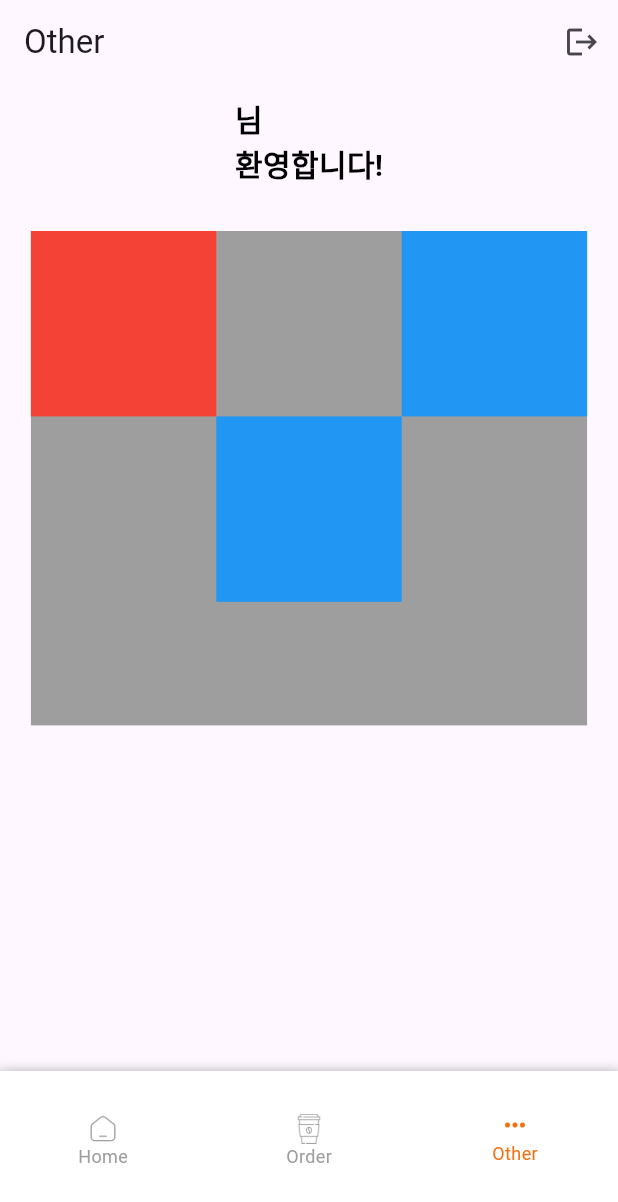
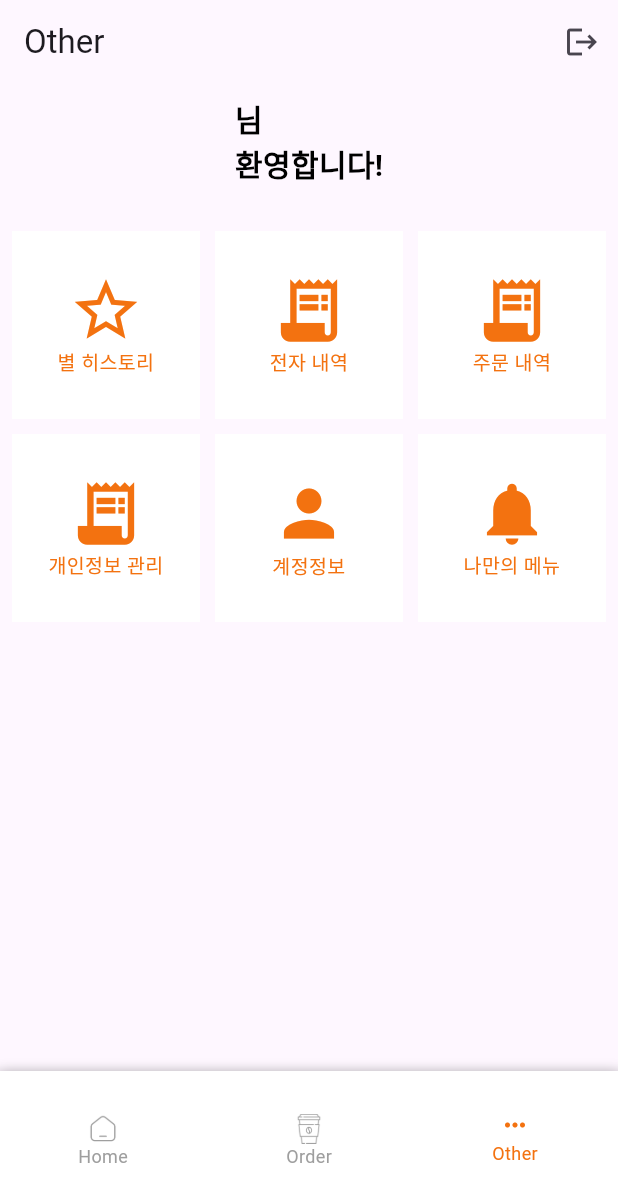
Before and after one commit to Deokwon-Kim/cafe_order_system, a Flutter app: the screen it shows once a user with an empty profile is signed in, item 3 of the bottom bar chosen, on a phone screen of 412 x 824 dp. Shown: the top 1202 px of the screen. Run offline on Flutter 3.47's test engine with Material 3 defaults, Android fonts, the phone set to English and light mode, and no system bars; our stand-ins replace badges, cloud_firestore, firebase_auth, firebase_core, flutter_local_notifications; missing offline and left inert: tosspayments_widget_sdk_flutter; accounts and stored records are empty.

Commit message:
기타 페이지의 그리드 레이아웃을 개선하고 메뉴 항목을 추가하여 사용자 인터페이스를 향상시킴

```diff
--- a/lib/pages/other_page.dart
+++ b/lib/pages/other_page.dart
@@ -9,7 +9,15 @@ class OtherPage extends StatelessWidget {
   @override
   Widget build(BuildContext context) {
     final username = Provider.of<UserProvider>(context).username;
-    final size = MediaQuery.of(context).size;
+
+    final List<Widget> gridItems = [
+      menuItem('별 히스토리', Color(0xfff37210), Icon(Icons.star_border)),
+      menuItem('전자 내역', Color(0xfff37210), Icon(Icons.receipt_long)),
+      menuItem('주문 내역', Color(0xfff37210), Icon(Icons.receipt_long)),
+      menuItem('개인정보 관리', Color(0xfff37210), Icon(Icons.receipt_long)),
+      menuItem('계정정보', Color(0xfff37210), Icon(Icons.person)),
+      menuItem('나만의 메뉴', Color(0xfff37210), Icon(Icons.notifications)),
+    ];
 
     return Scaffold(
       appBar: AppBar(
@@ -39,33 +47,13 @@ class OtherPage extends StatelessWidget {
                 ),
               ),
               SizedBox(height: 30),
-              Container(
-                color: Colors.grey,
-                width: size.width * 0.9,
-                height: size.height * 0.4,
-                child: GridView(
-                  gridDelegate: SliverGridDelegateWithFixedCrossAxisCount(
-                    crossAxisCount: 3,
-                  ),
-                  children: [
-                    Container(
-                      width: size.width * 0.8,
-                      height: size.height * 0.9,
-                      color: Colors.red,
-                    ),
-                    SizedBox(width: 50),
-                    Container(
-                      width: size.width * 0.5,
-                      height: size.height * 0.5,
-                      color: Colors.blue,
-                    ),
-                    SizedBox(height: 30),
-                    Container(
-                      width: size.width * 0.5,
-                      height: size.height * 0.5,
-                      color: Colors.blue,
-                    ),
-                  ],
+              SizedBox(
+                height: 300,
+                child: GridView.count(
+                  crossAxisCount: 3,
+                  crossAxisSpacing: 10,
+                  mainAxisSpacing: 10,
+                  children: gridItems,
                 ),
               ),
             ],
@@ -75,3 +63,24 @@ class OtherPage extends StatelessWidget {
     );
   }
 }
+
+Widget menuItem(String title, Color color, Icon icon) {
+  return GestureDetector(
+    onTap: () {},
+    child: Container(
+      decoration: BoxDecoration(color: Colors.white),
+      padding: EdgeInsets.all(10),
+      child: Column(
+        mainAxisAlignment: MainAxisAlignment.center,
+        children: [
+          Icon(icon.icon, color: color, size: 50),
+          Text(
+            title,
+            style: TextStyle(fontSize: 13, color: Color(0xfff37210)),
+            textAlign: TextAlign.center,
+          ),
+        ],
+      ),
+    ),
+  );
+}
```
